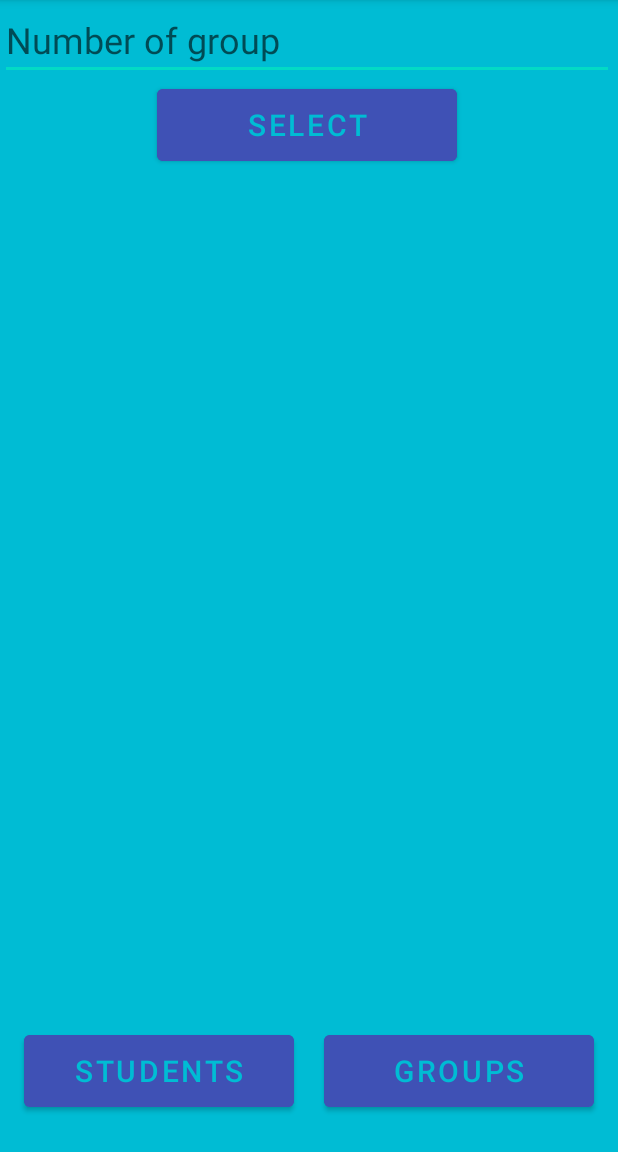
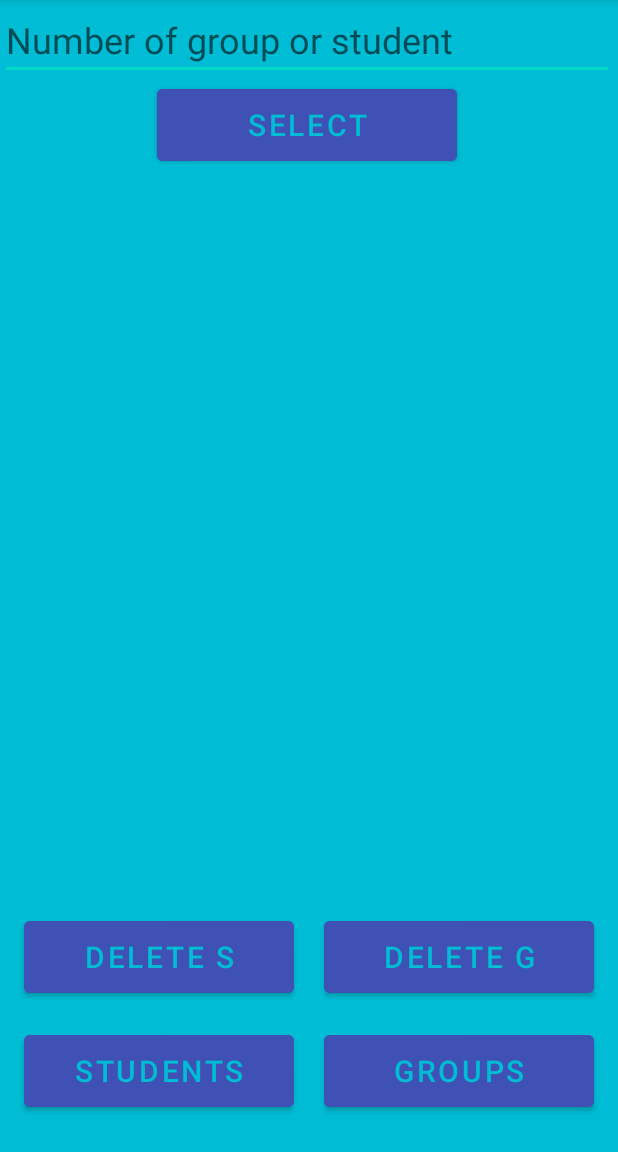
Before and after one commit to BlinovA25/DBLab10, an Android app: the screen it shows after launch (MainActivity), on a phone screen of 412 x 824 dp, the part 84-1236 px from its top. Run offline under Robolectric (Android 15) with nearby library versions, the phone set to English and light mode, and no system bars.

Commit message:
Final version

```diff
--- a/app/src/main/res/layout/activity_main.xml
+++ b/app/src/main/res/layout/activity_main.xml
@@ -9,7 +9,7 @@
 
     <LinearLayout
         android:layout_width="409dp"
-        android:layout_height="600dp"
+        android:layout_height="500dp"
         android:orientation="vertical"
         app:layout_constraintStart_toStartOf="parent"
         app:layout_constraintTop_toTopOf="parent">
@@ -19,7 +19,7 @@
             android:layout_width="match_parent"
             android:layout_height="wrap_content"
             android:ems="10"
-            android:hint="Number of group"
+            android:hint="Number of group or student"
             android:inputType="textPersonName"
             android:textSize="24sp" />
 
@@ -37,15 +37,8 @@
         <ListView
             android:id="@+id/list"
             android:layout_width="match_parent"
-            android:layout_height="match_parent" />
+            android:layout_height="359dp" />
 
-        <TextView
-            android:id="@+id/textView"
-            android:layout_width="match_parent"
-            android:layout_height="61dp"
-            android:layout_gravity="center"
-            android:text="TextView for selected items"
-            android:textSize="20sp" />
     </LinearLayout>
 
     <Button
@@ -63,6 +56,20 @@
         app:layout_constraintStart_toStartOf="parent" />
 
     <Button
+        android:id="@+id/button5"
+        android:layout_width="180dp"
+        android:layout_height="60dp"
+        android:layout_marginStart="16dp"
+        android:layout_marginBottom="16dp"
+        android:backgroundTint="#3F51B5"
+        android:onClick="deleteStudent"
+        android:text="Delete S"
+        android:textColor="#00BCD4"
+        android:textSize="20sp"
+        app:layout_constraintBottom_toTopOf="@+id/button2"
+        app:layout_constraintStart_toStartOf="parent" />
+
+    <Button
         android:id="@+id/button3"
         android:layout_width="180dp"
         android:layout_height="60dp"
@@ -75,4 +82,19 @@
         android:textSize="20sp"
         app:layout_constraintBottom_toBottomOf="parent"
         app:layout_constraintEnd_toEndOf="parent" />
+
+    <Button
+        android:id="@+id/button6"
+        android:layout_width="180dp"
+        android:layout_height="60dp"
+        android:layout_marginEnd="16dp"
+        android:layout_marginBottom="16dp"
+        android:backgroundTint="#3F51B5"
+        android:onClick="deleteGroup"
+        android:text="Delete g"
+        android:textColor="#00BCD4"
+        android:textSize="20sp"
+        app:layout_constraintBottom_toTopOf="@+id/button3"
+        app:layout_constraintEnd_toEndOf="parent" />
+
 </androidx.constraintlayout.widget.ConstraintLayout>
```
Also changed, not shown: app/src/main/java/blinov/dblab10/DBhelper.java (+10 -1 lines), app/src/main/java/blinov/dblab10/MainActivity.java (+40 -0 lines).
